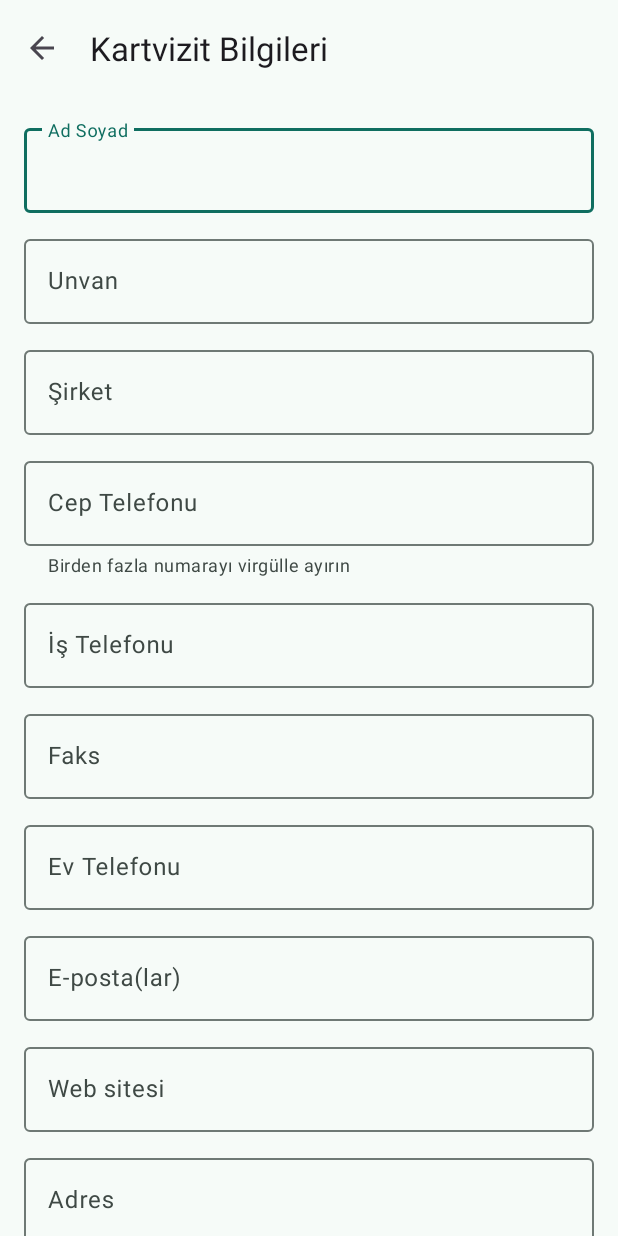
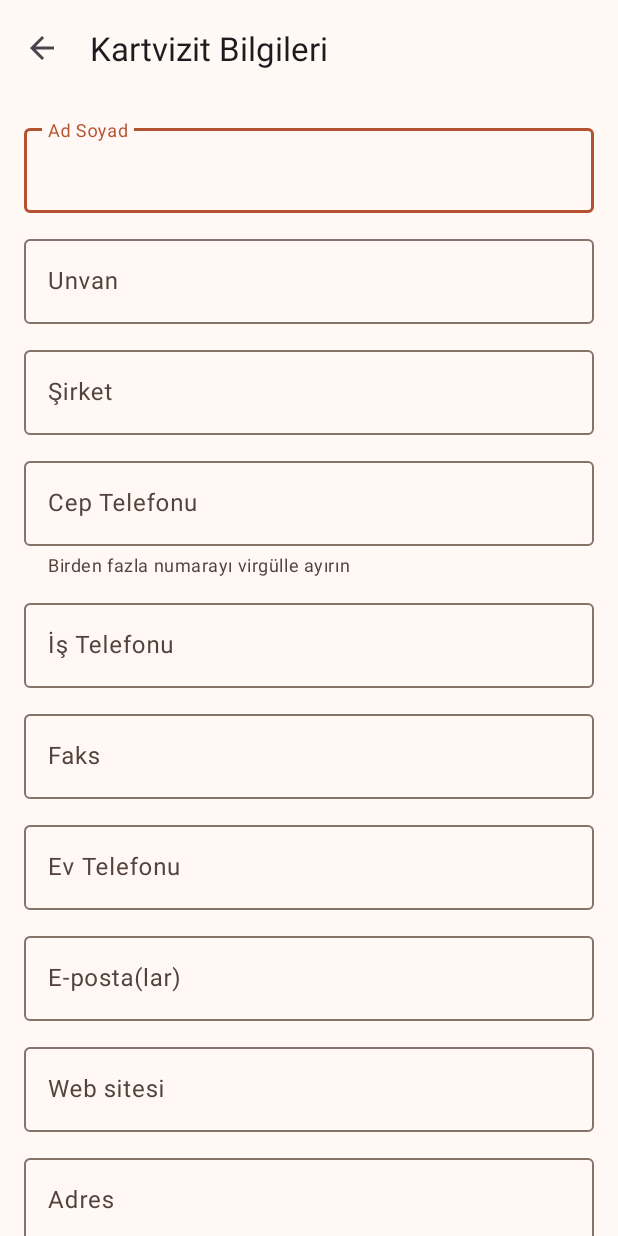
Before and after one commit to fatsar/fatsar, an Android app: the EditContactActivity screen opened directly, with no data from a screen before it, on a phone screen of 412 x 824 dp. Run offline under Robolectric (Android 15) with nearby library versions, the phone set to English and light mode, and no system bars.

Commit message:
Sıcak tonlu arayüz: gün doğumu degradesi ve yeni çizimler
Arayüz soğuk teal/zümrüt paletten sıcak toprak paletine geçti.
2026 mobil tasarım eğilimleri (terrakota/kehribar/kum tonları, kremsi
nötrler; M3 Expressive'in yuvarlak kapsayıcı ve hap biçimli butonları)
temel alındı:

- Yeni palet: terrakota (#B4522F) + bal/kehribar vurgu, kremsi kum
  zemin (#FFF8F4). Koyu tema kavrulmuş kahve üzerine şeftali tonları.
- Başlık alanı artık gün doğumu degradeli ve altı kavisli; durum çubuğu
  degradeyle kaynaşıyor, araç çubuğu yazı/simgeleri beyaz
  (ThemeOverlay.KartCep.Header).
- Boş durum: düz gri simge yerine sıcak renkli illüstrasyon (üst üste
  duran iki kartvizit + ışıltılar) ve "Hadi başlayalım" başlığı.
- Kişi kartları daha yuvarlak (24dp) ve hafif gölgeli; baş harf avatarı
  paleti tümüyle sıcak aileye (terrakota→bakır→bal→ceviz) çevrildi.
- Uygulama simgesi sıcak paletle yenilendi (arkada kehribar ikinci kart).

Sürüm 1.9 (versionCode 10).

```diff
--- a/app/build.gradle.kts
+++ b/app/build.gradle.kts
@@ -11,8 +11,8 @@ android {
         applicationId = "com.fatsar.kartvizit"
         minSdk = 26
         targetSdk = 34
-        versionCode = 9
-        versionName = "1.8"
+        versionCode = 10
+        versionName = "1.9"
 
         // CI, -PbuildSha=<kısa-sha> geçirir; menüdeki "Sürüm" satırında
         // hangi derlemenin kurulu olduğu görülür (eski APK karışıklığına son)
--- a/app/src/main/res/values-night/colors.xml
+++ b/app/src/main/res/values-night/colors.xml
@@ -1,21 +1,27 @@
 <?xml version="1.0" encoding="utf-8"?>
 <resources>
-    <!-- KartCep marka paleti (koyu tema) -->
-    <color name="brand_primary">#8AD6C6</color>
-    <color name="brand_on_primary">#00382F</color>
-    <color name="brand_primary_container">#005146</color>
-    <color name="brand_on_primary_container">#A7F2E3</color>
-    <color name="brand_secondary">#B1CCC4</color>
-    <color name="brand_secondary_container">#334B45</color>
-    <color name="brand_on_secondary_container">#CDE8E0</color>
-    <color name="brand_tertiary">#FFB59E</color>
-    <color name="brand_tertiary_container">#912F16</color>
-    <color name="brand_on_tertiary_container">#FFDBCF</color>
-    <color name="brand_background">#0E1513</color>
-    <color name="brand_surface">#0E1513</color>
-    <color name="brand_surface_container">#1A211F</color>
-    <color name="brand_on_surface">#DEE4E0</color>
-    <color name="brand_surface_variant">#3F4945</color>
-    <color name="brand_on_surface_variant">#BEC9C3</color>
-    <color name="brand_outline">#899390</color>
+    <!-- KartCep sıcak marka paleti (koyu tema): kavrulmuş kahve zemin
+         üzerinde şeftali/bal tonları — gece de sıcak kalır. -->
+    <color name="brand_primary">#FFB59D</color>
+    <color name="brand_on_primary">#5C1900</color>
+    <color name="brand_primary_container">#8C3416</color>
+    <color name="brand_on_primary_container">#FFDBCF</color>
+    <color name="brand_secondary">#E8BE9C</color>
+    <color name="brand_secondary_container">#6B4223</color>
+    <color name="brand_on_secondary_container">#FFE0C7</color>
+    <color name="brand_tertiary">#EACD8E</color>
+    <color name="brand_tertiary_container">#6A5100</color>
+    <color name="brand_on_tertiary_container">#FFE9AE</color>
+    <color name="brand_background">#1B120E</color>
+    <color name="brand_surface">#1B120E</color>
+    <color name="brand_surface_container">#2A1E19</color>
+    <color name="brand_on_surface">#F1DFD7</color>
+    <color name="brand_surface_variant">#53433C</color>
+    <color name="brand_on_surface_variant">#D8C2B8</color>
+    <color name="brand_outline">#A08C83</color>
+
+    <!-- Başlık degradesi (koyu tema): daha derin, sıcak alacakaranlık -->
+    <color name="brand_gradient_start">#A85B33</color>
+    <color name="brand_gradient_mid">#8C3D22</color>
+    <color name="brand_gradient_end">#5F2413</color>
 </resources>
--- a/app/src/main/res/values/colors.xml
+++ b/app/src/main/res/values/colors.xml
@@ -1,24 +1,32 @@
 <?xml version="1.0" encoding="utf-8"?>
 <resources>
-    <!-- KartCep marka paleti (açık tema) — zümrüt/teal + sıcak mercan vurgu -->
-    <color name="brand_primary">#0F6E60</color>
+    <!-- KartCep sıcak marka paleti (açık tema)
+         Toprak/terrakota + kehribar vurgu, kremsi kum zemin. Sıcak tonlar
+         (kil, gün batımı turuncusu, bal) gün ışığını çağrıştırdığı için
+         arayüz daha davetkâr ve "insani" hissettirir. -->
+    <color name="brand_primary">#B4522F</color>
     <color name="brand_on_primary">#FFFFFF</color>
-    <color name="brand_primary_container">#A7F2E3</color>
-    <color name="brand_on_primary_container">#00201B</color>
-    <color name="brand_secondary">#4B635D</color>
-    <color name="brand_secondary_container">#CDE8E0</color>
-    <color name="brand_on_secondary_container">#082019</color>
-    <color name="brand_tertiary">#B5482C</color>
-    <color name="brand_tertiary_container">#FFDBCF</color>
-    <color name="brand_on_tertiary_container">#3B0A00</color>
-    <color name="brand_background">#F6FBF8</color>
-    <color name="brand_surface">#F6FBF8</color>
-    <color name="brand_surface_container">#EAF1EC</color>
-    <color name="brand_on_surface">#171D1B</color>
-    <color name="brand_surface_variant">#DBE5E0</color>
-    <color name="brand_on_surface_variant">#3F4945</color>
-    <color name="brand_outline">#6F7975</color>
+    <color name="brand_primary_container">#FFDBCF</color>
+    <color name="brand_on_primary_container">#3D0B00</color>
+    <color name="brand_secondary">#8A5A3B</color>
+    <color name="brand_secondary_container">#FFE0C7</color>
+    <color name="brand_on_secondary_container">#2E1500</color>
+    <color name="brand_tertiary">#8A6A1F</color>
+    <color name="brand_tertiary_container">#FFE9AE</color>
+    <color name="brand_on_tertiary_container">#2B1F00</color>
+    <color name="brand_background">#FFF8F4</color>
+    <color name="brand_surface">#FFF8F4</color>
+    <color name="brand_surface_container">#FFEDE4</color>
+    <color name="brand_on_surface">#241914</color>
+    <color name="brand_surface_variant">#F6DFD3</color>
+    <color name="brand_on_surface_variant">#53433C</color>
+    <color name="brand_outline">#86736A</color>
+
+    <!-- Başlık degradesi (gün doğumu): kehribardan terrakotaya -->
+    <color name="brand_gradient_start">#F5A15C</color>
+    <color name="brand_gradient_mid">#E2724A</color>
+    <color name="brand_gradient_end">#B4522F</color>
 
     <!-- Uygulama simgesi arka planı -->
-    <color name="ic_launcher_background">#0F6E60</color>
+    <color name="ic_launcher_background">#B4522F</color>
 </resources>
--- a/app/src/main/res/values/strings.xml
+++ b/app/src/main/res/values/strings.xml
@@ -5,7 +5,8 @@
     <!-- Ana ekran -->
     <string name="scan_with_camera">Kamerayla Tara</string>
     <string name="pick_from_gallery">Fotoğraf Seç</string>
-    <string name="empty_list">Henüz kayıtlı kartvizit yok.\n\nKamerayla bir kartvizit tarayın, galeriden fotoğraf seçin ya da başka bir uygulamadan bu uygulamaya görsel paylaşın.</string>
+    <string name="empty_title">Hadi başlayalım</string>
+    <string name="empty_list">Kamerayla bir kartvizit tarayın, galeriden fotoğraf seçin ya da başka bir uygulamadan görsel paylaşın. Bilgiler otomatik okunur.</string>
     <string name="no_text_found">Görselde okunabilir metin bulunamadı. Daha net bir fotoğraf deneyin.</string>
     <string name="multiple_cards_saved">%1$d kartvizit bulundu ve kaydedildi. Düzenlemek için listeden dokunun.</string>
     <string name="scan_failed">Tarama başarısız oldu: %1$s</string>
--- a/app/src/main/res/values/themes.xml
+++ b/app/src/main/res/values/themes.xml
@@ -18,7 +18,16 @@
         <item name="colorSurfaceVariant">@color/brand_surface_variant</item>
         <item name="colorOnSurfaceVariant">@color/brand_on_surface_variant</item>
         <item name="colorOutline">@color/brand_outline</item>
-        <item name="android:statusBarColor">@color/brand_surface</item>
+        <!-- Durum çubuğu degradenin üst tonuyla kaynaşır; simgeler beyaz -->
+        <item name="android:statusBarColor">@color/brand_gradient_start</item>
+        <item name="android:windowLightStatusBar">false</item>
+    </style>
+
+    <!-- Degradeli başlık üzerindeki araç çubuğu: başlık ve simgeler beyaz -->
+    <style name="ThemeOverlay.KartCep.Header" parent="">
+        <item name="colorControlNormal">#FFFFFF</item>
+        <item name="android:textColorPrimary">#FFFFFF</item>
+        <item name="android:textColorSecondary">#F2DCD1</item>
     </style>
 
     <!-- Tarama çubuğunun üst köşeleri yuvarlatılır -->
```
Also changed, not shown: app/src/main/java/com/fatsar/kartvizit/ui/ContactsAdapter.kt (+7 -6 lines), app/src/main/res/drawable/bg_header_gradient.xml (added, +15 -0 lines), app/src/main/res/drawable/ic_launcher_foreground.xml (+21 -12 lines), app/src/main/res/drawable/il_empty_cards.xml (added, +62 -0 lines), app/src/main/res/layout/activity_main.xml (+35 -12 lines), app/src/main/res/layout/item_contact.xml (+4 -3 lines).
